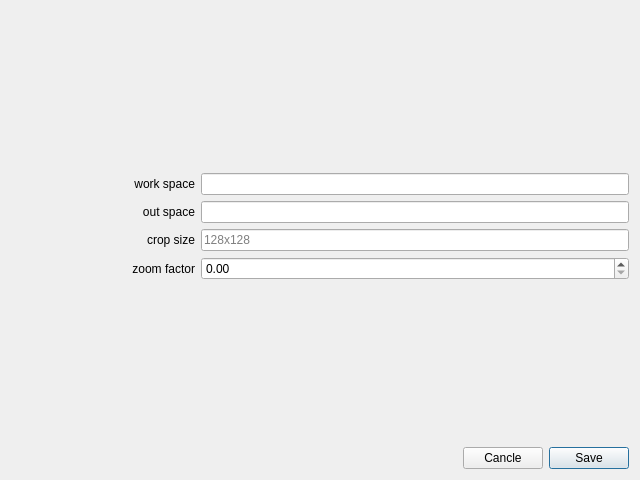
First picture: the form in antstatusboard.ui, repository grassFlamingo/AnotherAnt, before the edit.
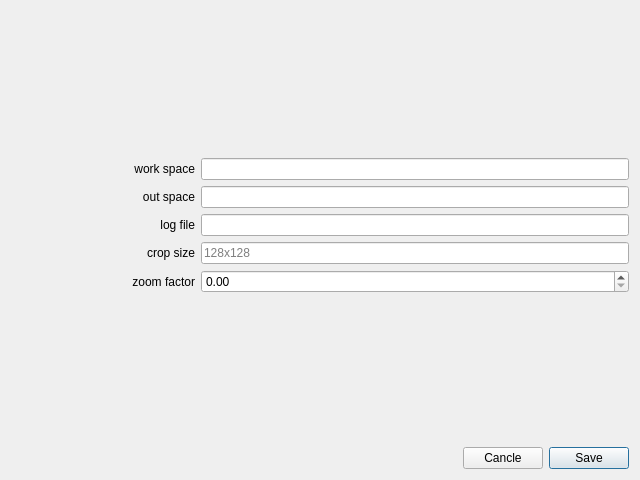
Second picture: the form after the edit.

```diff
--- a/antstatusboard.ui
+++ b/antstatusboard.ui
@@ -62,6 +62,23 @@
     </layout>
    </item>
    <item row="3" column="0">
+    <layout class="QHBoxLayout" name="horizontalLayoutlf" stretch="3,7">
+     <item>
+      <widget class="QLabel" name="logfileLabel">
+       <property name="text">
+        <string>log file</string>
+       </property>
+       <property name="alignment">
+        <set>Qt::AlignRight|Qt::AlignTrailing|Qt::AlignVCenter</set>
+       </property>
+      </widget>
+     </item>
+     <item>
+      <widget class="QLineEdit" name="logfileEdit"/>
+     </item>
+    </layout>
+   </item>
+   <item row="4" column="0">
     <layout class="QHBoxLayout" name="horizontalLayoutcs" stretch="3,7">
      <item>
       <widget class="QLabel" name="cropsizeLabel">
@@ -82,7 +99,7 @@
      </item>
     </layout>
    </item>
-   <item row="4" column="0">
+   <item row="5" column="0">
     <layout class="QHBoxLayout" name="horizontalLayoutzf" stretch="3,7">
      <item>
       <widget class="QLabel" name="zoomfLabel">
@@ -99,7 +116,7 @@
      </item>
     </layout>
    </item>
-   <item row="5" column="0">
+   <item row="6" column="0">
     <spacer name="verticalSpacerNext">
      <property name="orientation">
       <enum>Qt::Vertical</enum>
@@ -112,7 +129,7 @@
      </property>
     </spacer>
    </item>
-   <item row="6" column="0">
+   <item row="7" column="0">
     <layout class="QHBoxLayout" name="horizontalLayout" stretch="0,0,0">
      <item>
       <spacer name="horizontalSpacer">
```
